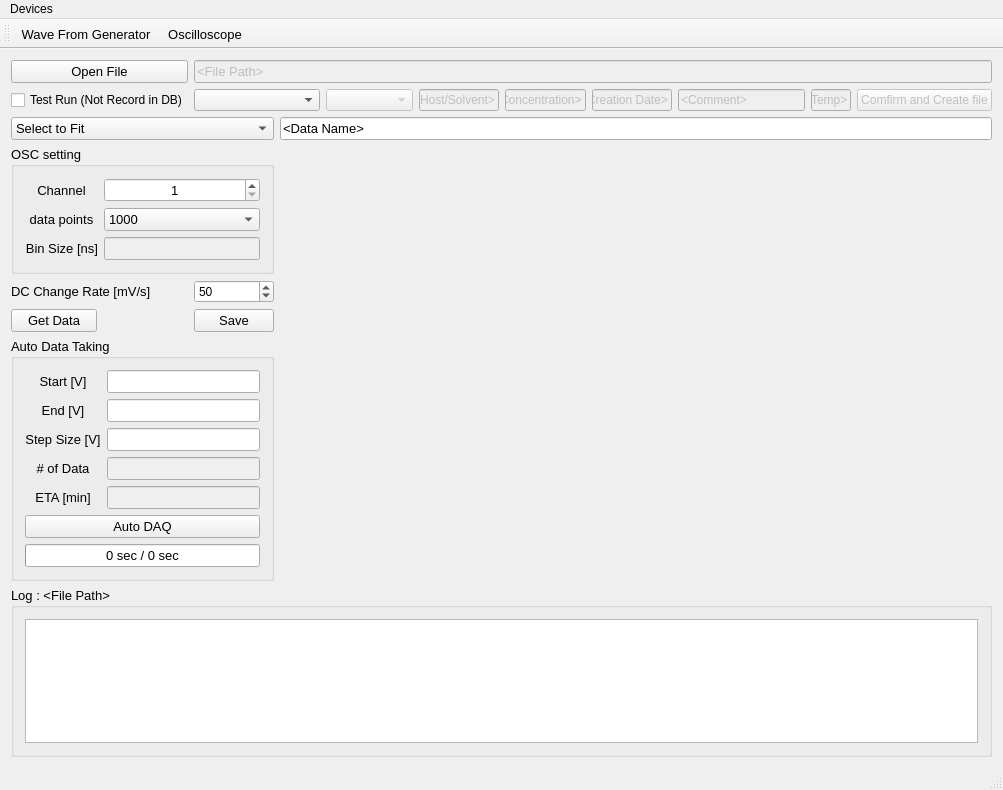
Above: mainwindow.ui from TripletESR/DAQ_GUI before the change. Below: the same form after it.
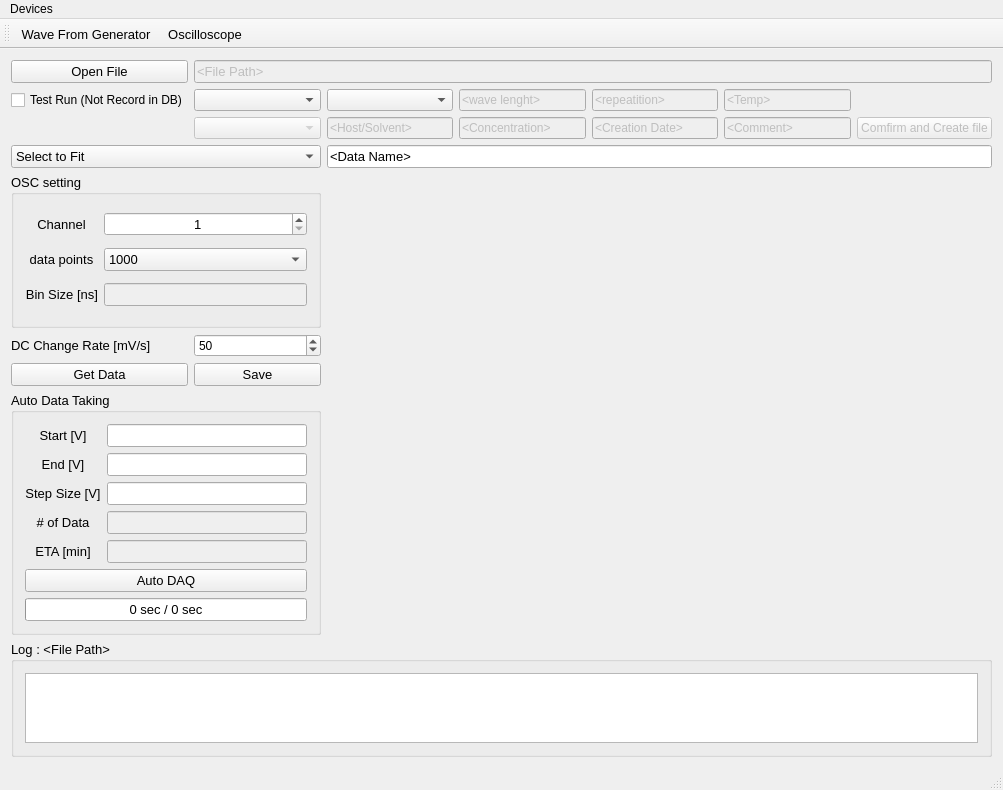
That is the form after the change. Custom widgets are drawn as their Qt base class.

Commit message: added laser combox

Diff of the .ui file:
```diff
--- a/mainwindow.ui
+++ b/mainwindow.ui
@@ -17,164 +17,161 @@
    <string>DAQ</string>
   </property>
   <widget class="QWidget" name="centralWidget">
-   <layout class="QGridLayout" name="gridLayout_3" columnstretch="1,1,1,1,1,1,2,2,2,1,2,1,1">
-    <item row="6" column="0" colspan="3">
-     <widget class="QGroupBox" name="groupBox">
-      <property name="sizePolicy">
-       <sizepolicy hsizetype="Preferred" vsizetype="Preferred">
-        <horstretch>1</horstretch>
-        <verstretch>6</verstretch>
-       </sizepolicy>
-      </property>
+   <layout class="QGridLayout" name="gridLayout_3" columnstretch="1,1,1,1,1,1,1">
+    <item row="0" column="0">
+     <widget class="QPushButton" name="pushButton_openFile">
       <property name="font">
        <font>
         <pointsize>10</pointsize>
        </font>
       </property>
-      <property name="title">
-       <string>Auto Data Taking</string>
+      <property name="text">
+       <string>Open File</string>
       </property>
-      <layout class="QGridLayout" name="gridLayout_2">
-       <item row="3" column="0">
-        <widget class="QLabel" name="label_7">
-         <property name="text">
-          <string># of Data</string>
-         </property>
-         <property name="alignment">
-          <set>Qt::AlignCenter</set>
-         </property>
-        </widget>
-       </item>
-       <item row="3" column="1">
-        <widget class="QLineEdit" name="lineEdit_numData">
-         <property name="enabled">
-          <bool>false</bool>
-         </property>
-        </widget>
-       </item>
-       <item row="1" column="0">
-        <widget class="QLabel" name="label_4">
-         <property name="text">
-          <string>End [V]</string>
-         </property>
-         <property name="alignment">
-          <set>Qt::AlignCenter</set>
-         </property>
-        </widget>
-       </item>
-       <item row="2" column="0">
-        <widget class="QLabel" name="label_5">
-         <property name="text">
-          <string>Step Size [V]</string>
-         </property>
-         <property name="alignment">
-          <set>Qt::AlignCenter</set>
-         </property>
-        </widget>
-       </item>
-       <item row="0" column="1">
-        <widget class="QLineEdit" name="lineEdit_start"/>
-       </item>
-       <item row="0" column="0">
-        <widget class="QLabel" name="label_3">
-         <property name="text">
-          <string>Start [V]</string>
-         </property>
-         <property name="alignment">
-          <set>Qt::AlignCenter</set>
-         </property>
-        </widget>
-       </item>
-       <item row="6" column="0" colspan="2">
-        <widget class="QProgressBar" name="progressBar">
-         <property name="value">
-          <number>0</number>
-         </property>
-         <property name="alignment">
-          <set>Qt::AlignCenter</set>
-         </property>
-         <property name="format">
-          <string>%v sec / 0 sec</string>
-         </property>
-        </widget>
-       </item>
-       <item row="2" column="1">
-        <widget class="QLineEdit" name="lineEdit_step"/>
-       </item>
-       <item row="5" column="0" colspan="2">
-        <widget class="QPushButton" name="pushButton_Auto">
-         <property name="text">
-          <string>Auto DAQ</string>
-         </property>
-        </widget>
-       </item>
-       <item row="1" column="1">
-        <widget class="QLineEdit" name="lineEdit_end"/>
-       </item>
-       <item row="4" column="1">
-        <widget class="QLineEdit" name="lineEdit_EstTime">
-         <property name="enabled">
-          <bool>false</bool>
-         </property>
-        </widget>
-       </item>
-       <item row="4" column="0">
-        <widget class="QLabel" name="label_8">
-         <property name="text">
-          <string>ETA [min]</string>
-         </property>
-         <property name="alignment">
-          <set>Qt::AlignCenter</set>
-         </property>
-        </widget>
-       </item>
-      </layout>
      </widget>
     </item>
-    <item row="3" column="3" rowspan="4" colspan="10">
-     <widget class="QCustomPlot" name="customPlot" native="true">
-      <property name="sizePolicy">
-       <sizepolicy hsizetype="Preferred" vsizetype="Preferred">
-        <horstretch>10</horstretch>
-        <verstretch>8</verstretch>
-       </sizepolicy>
+    <item row="1" column="0">
+     <widget class="QCheckBox" name="checkBox_TestRun">
+      <property name="text">
+       <string>Test Run (Not Record in DB)</string>
       </property>
      </widget>
     </item>
-    <item row="8" column="0" rowspan="2" colspan="13">
-     <widget class="QGroupBox" name="groupBox_log">
-      <property name="sizePolicy">
-       <sizepolicy hsizetype="Preferred" vsizetype="Preferred">
-        <horstretch>1</horstretch>
-        <verstretch>6</verstretch>
-       </sizepolicy>
+    <item row="1" column="1">
+     <widget class="QComboBox" name="comboBox_Chemical">
+      <property name="currentText">
+       <string/>
       </property>
+     </widget>
+    </item>
+    <item row="1" column="2">
+     <widget class="QComboBox" name="comboBox_laser"/>
+    </item>
+    <item row="1" column="3">
+     <widget class="QLineEdit" name="lineEdit_waveLength">
+      <property name="enabled">
+       <bool>false</bool>
+      </property>
+      <property name="text">
+       <string>&lt;wave lenght&gt;</string>
+      </property>
+     </widget>
+    </item>
+    <item row="1" column="4">
+     <widget class="QLineEdit" name="lineEdit_repeatition">
+      <property name="enabled">
+       <bool>false</bool>
+      </property>
+      <property name="text">
+       <string>&lt;repeatition&gt;</string>
+      </property>
+     </widget>
+    </item>
+    <item row="1" column="5">
+     <widget class="QLineEdit" name="lineEdit_Temperature">
+      <property name="enabled">
+       <bool>false</bool>
+      </property>
+      <property name="text">
+       <string>&lt;Temp&gt;</string>
+      </property>
+     </widget>
+    </item>
+    <item row="2" column="1">
+     <widget class="QComboBox" name="comboBox_Sample">
+      <property name="enabled">
+       <bool>false</bool>
+      </property>
+     </widget>
+    </item>
+    <item row="2" column="2">
+     <widget class="QLineEdit" name="lineEdit_Solvent">
+      <property name="enabled">
+       <bool>false</bool>
+      </property>
+      <property name="text">
+       <string>&lt;Host/Solvent&gt;</string>
+      </property>
+     </widget>
+    </item>
+    <item row="2" column="3">
+     <widget class="QLineEdit" name="lineEdit_Concentration">
+      <property name="enabled">
+       <bool>false</bool>
+      </property>
+      <property name="text">
+       <string>&lt;Concentration&gt;</string>
+      </property>
+     </widget>
+    </item>
+    <item row="2" column="4">
+     <widget class="QLineEdit" name="lineEdit_CreationDate">
+      <property name="enabled">
+       <bool>false</bool>
+      </property>
+      <property name="text">
+       <string>&lt;Creation Date&gt;</string>
+      </property>
+     </widget>
+    </item>
+    <item row="2" column="5">
+     <widget class="QLineEdit" name="lineEdit_Comment">
+      <property name="enabled">
+       <bool>false</bool>
+      </property>
+      <property name="text">
+       <string>&lt;Comment&gt;</string>
+      </property>
+     </widget>
+    </item>
+    <item row="2" column="6">
+     <widget class="QPushButton" name="pushButton_ComfirmSelection">
+      <property name="enabled">
+       <bool>false</bool>
+      </property>
+      <property name="text">
+       <string>Comfirm and Create file</string>
+      </property>
+     </widget>
+    </item>
+    <item row="3" column="0" colspan="2">
+     <widget class="QComboBox" name="comboBox">
       <property name="font">
        <font>
         <pointsize>10</pointsize>
        </font>
       </property>
-      <property name="title">
-       <string>Log : &lt;File Path&gt;</string>
+      <property name="currentIndex">
+       <number>0</number>
       </property>
-      <layout class="QGridLayout" name="gridLayout">
-       <item row="0" column="0">
-        <widget class="QPlainTextEdit" name="plainTextEdit">
-         <property name="font">
-          <font>
-           <family>Courier New</family>
-           <pointsize>10</pointsize>
-          </font>
-         </property>
-         <property name="lineWrapMode">
-          <enum>QPlainTextEdit::NoWrap</enum>
-         </property>
-        </widget>
-       </item>
-      </layout>
+      <item>
+       <property name="text">
+        <string>Select to Fit</string>
+       </property>
+      </item>
+      <item>
+       <property name="text">
+        <string>a * Exp-(t/Ta)</string>
+       </property>
+      </item>
+      <item>
+       <property name="text">
+        <string>a * Exp(-t/Ta) + c</string>
+       </property>
+      </item>
+      <item>
+       <property name="text">
+        <string>a * Exp(-t/Ta) + b * Exp(-t/Tb)</string>
+       </property>
+      </item>
+      <item>
+       <property name="text">
+        <string>a * Exp(-t/Ta) + b * Exp(-t/Tb) + c</string>
+       </property>
+      </item>
      </widget>
     </item>
-    <item row="3" column="0" colspan="3">
+    <item row="4" column="0" colspan="2">
      <widget class="QGroupBox" name="groupBox_2">
       <property name="enabled">
        <bool>true</bool>
@@ -317,142 +314,29 @@
       </layout>
      </widget>
     </item>
+    <item row="4" column="2" rowspan="4" colspan="5">
+     <widget class="QCustomPlot" name="customPlot" native="true">
+      <property name="sizePolicy">
+       <sizepolicy hsizetype="Preferred" vsizetype="Preferred">
+        <horstretch>10</horstretch>
+        <verstretch>8</verstretch>
+       </sizepolicy>
+      </property>
+     </widget>
+    </item>
     <item row="5" column="0">
-     <widget class="QPushButton" name="pushButton_GetSingle">
+     <widget class="QLabel" name="label_9">
       <property name="font">
        <font>
         <pointsize>10</pointsize>
        </font>
       </property>
       <property name="text">
-       <string>Get Data</string>
+       <string>DC Change Rate [mV/s]</string>
       </property>
      </widget>
     </item>
-    <item row="1" column="7">
-     <widget class="QLineEdit" name="lineEdit_Concentration">
-      <property name="enabled">
-       <bool>false</bool>
-      </property>
-      <property name="text">
-       <string>&lt;Concentration&gt;</string>
-      </property>
-     </widget>
-    </item>
-    <item row="1" column="8">
-     <widget class="QLineEdit" name="lineEdit_CreationDate">
-      <property name="enabled">
-       <bool>false</bool>
-      </property>
-      <property name="text">
-       <string>&lt;Creation Date&gt;</string>
-      </property>
-     </widget>
-    </item>
-    <item row="1" column="6">
-     <widget class="QLineEdit" name="lineEdit_Solvent">
-      <property name="enabled">
-       <bool>false</bool>
-      </property>
-      <property name="text">
-       <string>&lt;Host/Solvent&gt;</string>
-      </property>
-     </widget>
-    </item>
-    <item row="2" column="0" colspan="3">
-     <widget class="QComboBox" name="comboBox">
-      <property name="font">
-       <font>
-        <pointsize>10</pointsize>
-       </font>
-      </property>
-      <property name="currentIndex">
-       <number>0</number>
-      </property>
-      <item>
-       <property name="text">
-        <string>Select to Fit</string>
-       </property>
-      </item>
-      <item>
-       <property name="text">
-        <string>a * Exp-(t/Ta)</string>
-       </property>
-      </item>
-      <item>
-       <property name="text">
-        <string>a * Exp(-t/Ta) + c</string>
-       </property>
-      </item>
-      <item>
-       <property name="text">
-        <string>a * Exp(-t/Ta) + b * Exp(-t/Tb)</string>
-       </property>
-      </item>
-      <item>
-       <property name="text">
-        <string>a * Exp(-t/Ta) + b * Exp(-t/Tb) + c</string>
-       </property>
-      </item>
-     </widget>
-    </item>
-    <item row="0" column="0" colspan="2">
-     <widget class="QPushButton" name="pushButton_openFile">
-      <property name="font">
-       <font>
-        <pointsize>10</pointsize>
-       </font>
-      </property>
-      <property name="text">
-       <string>Open File</string>
-      </property>
-     </widget>
-    </item>
-    <item row="5" column="2">
-     <widget class="QPushButton" name="pushButton_Save">
-      <property name="font">
-       <font>
-        <pointsize>10</pointsize>
-       </font>
-      </property>
-      <property name="text">
-       <string>Save</string>
-      </property>
-     </widget>
-    </item>
-    <item row="2" column="3" colspan="10">
-     <widget class="QLineEdit" name="lineEdit_DataName">
-      <property name="enabled">
-       <bool>true</bool>
-      </property>
-      <property name="font">
-       <font>
-        <pointsize>10</pointsize>
-       </font>
-      </property>
-      <property name="inputMask">
-       <string/>
-      </property>
-      <property name="text">
-       <string>&lt;Data Name&gt;</string>
-      </property>
-     </widget>
-    </item>
-    <item row="1" column="4" colspan="2">
-     <widget class="QComboBox" name="comboBox_Sample">
-      <property name="enabled">
-       <bool>false</bool>
-      </property>
-     </widget>
-    </item>
-    <item row="1" column="2" colspan="2">
-     <widget class="QComboBox" name="comboBox_Chemical">
-      <property name="currentText">
-       <string/>
-      </property>
-     </widget>
-    </item>
-    <item row="4" column="2">
+    <item row="5" column="1">
      <widget class="QSpinBox" name="spinBox_DCRate">
       <property name="minimum">
        <number>10</number>
@@ -468,14 +352,177 @@
       </property>
      </widget>
     </item>
-    <item row="1" column="0" colspan="2">
-     <widget class="QCheckBox" name="checkBox_TestRun">
+    <item row="6" column="0">
+     <widget class="QPushButton" name="pushButton_GetSingle">
+      <property name="font">
+       <font>
+        <pointsize>10</pointsize>
+       </font>
+      </property>
       <property name="text">
-       <string>Test Run (Not Record in DB)</string>
+       <string>Get Data</string>
       </property>
      </widget>
     </item>
-    <item row="0" column="2" colspan="11">
+    <item row="6" column="1">
+     <widget class="QPushButton" name="pushButton_Save">
+      <property name="font">
+       <font>
+        <pointsize>10</pointsize>
+       </font>
+      </property>
+      <property name="text">
+       <string>Save</string>
+      </property>
+     </widget>
+    </item>
+    <item row="7" column="0" colspan="2">
+     <widget class="QGroupBox" name="groupBox">
+      <property name="sizePolicy">
+       <sizepolicy hsizetype="Preferred" vsizetype="Preferred">
+        <horstretch>1</horstretch>
+        <verstretch>6</verstretch>
+       </sizepolicy>
+      </property>
+      <property name="font">
+       <font>
+        <pointsize>10</pointsize>
+       </font>
+      </property>
+      <property name="title">
+       <string>Auto Data Taking</string>
+      </property>
+      <layout class="QGridLayout" name="gridLayout_2">
+       <item row="3" column="0">
+        <widget class="QLabel" name="label_7">
+         <property name="text">
+          <string># of Data</string>
+         </property>
+         <property name="alignment">
+          <set>Qt::AlignCenter</set>
+         </property>
+        </widget>
+       </item>
+       <item row="3" column="1">
+        <widget class="QLineEdit" name="lineEdit_numData">
+         <property name="enabled">
+          <bool>false</bool>
+         </property>
+        </widget>
+       </item>
+       <item row="1" column="0">
+        <widget class="QLabel" name="label_4">
+         <property name="text">
+          <string>End [V]</string>
+         </property>
+         <property name="alignment">
+          <set>Qt::AlignCenter</set>
+         </property>
+        </widget>
+       </item>
+       <item row="2" column="0">
+        <widget class="QLabel" name="label_5">
+         <property name="text">
+          <string>Step Size [V]</string>
+         </property>
+         <property name="alignment">
+          <set>Qt::AlignCenter</set>
+         </property>
+        </widget>
+       </item>
+       <item row="0" column="1">
+        <widget class="QLineEdit" name="lineEdit_start"/>
+       </item>
+       <item row="0" column="0">
+        <widget class="QLabel" name="label_3">
+         <property name="text">
+          <string>Start [V]</string>
+         </property>
+         <property name="alignment">
+          <set>Qt::AlignCenter</set>
+         </property>
+        </widget>
+       </item>
+       <item row="6" column="0" colspan="2">
+        <widget class="QProgressBar" name="progressBar">
+         <property name="value">
+          <number>0</number>
+         </property>
+         <property name="alignment">
+          <set>Qt::AlignCenter</set>
+         </property>
+         <property name="format">
+          <string>%v sec / 0 sec</string>
+         </property>
+        </widget>
+       </item>
+       <item row="2" column="1">
+        <widget class="QLineEdit" name="lineEdit_step"/>
+       </item>
+       <item row="5" column="0" colspan="2">
+        <widget class="QPushButton" name="pushButton_Auto">
+         <property name="text">
+          <string>Auto DAQ</string>
+         </property>
+        </widget>
+       </item>
+       <item row="1" column="1">
+        <widget class="QLineEdit" name="lineEdit_end"/>
+       </item>
+       <item row="4" column="1">
+        <widget class="QLineEdit" name="lineEdit_EstTime">
+         <property name="enabled">
+          <bool>false</bool>
+         </property>
+        </widget>
+       </item>
+       <item row="4" column="0">
+        <widget class="QLabel" name="label_8">
+         <property name="text">
+          <string>ETA [min]</string>
+         </property>
+         <property name="alignment">
+          <set>Qt::AlignCenter</set>
+         </property>
+        </widget>
+       </item>
+      </layout>
+     </widget>
+    </item>
+    <item row="8" column="0" colspan="7">
+     <widget class="QGroupBox" name="groupBox_log">
+      <property name="sizePolicy">
+       <sizepolicy hsizetype="Preferred" vsizetype="Preferred">
+        <horstretch>1</horstretch>
+        <verstretch>6</verstretch>
+       </sizepolicy>
+      </property>
+      <property name="font">
+       <font>
+        <pointsize>10</pointsize>
+       </font>
+      </property>
+      <property name="title">
+       <string>Log : &lt;File Path&gt;</string>
+      </property>
+      <layout class="QGridLayout" name="gridLayout">
+       <item row="0" column="0">
+        <widget class="QPlainTextEdit" name="plainTextEdit">
+         <property name="font">
+          <font>
+           <family>Courier New</family>
+           <pointsize>10</pointsize>
+          </font>
+         </property>
+         <property name="lineWrapMode">
+          <enum>QPlainTextEdit::NoWrap</enum>
+         </property>
+        </widget>
+       </item>
+      </layout>
+     </widget>
+    </item>
+    <item row="0" column="1" colspan="6">
      <widget class="QLineEdit" name="lineEdit_FileName">
       <property name="enabled">
        <bool>false</bool>
@@ -493,45 +540,21 @@
       </property>
      </widget>
     </item>
-    <item row="4" column="0" colspan="2">
-     <widget class="QLabel" name="label_9">
+    <item row="3" column="2" colspan="5">
+     <widget class="QLineEdit" name="lineEdit_DataName">
+      <property name="enabled">
+       <bool>true</bool>
+      </property>
       <property name="font">
        <font>
         <pointsize>10</pointsize>
        </font>
       </property>
-      <property name="text">
-       <string>DC Change Rate [mV/s]</string>
+      <property name="inputMask">
+       <string/>
       </property>
-     </widget>
-    </item>
-    <item row="1" column="12">
-     <widget class="QPushButton" name="pushButton_ComfirmSelection">
-      <property name="enabled">
-       <bool>false</bool>
-      </property>
       <property name="text">
-       <string>Comfirm and Create file</string>
-      </property>
-     </widget>
-    </item>
-    <item row="1" column="9" colspan="2">
-     <widget class="QLineEdit" name="lineEdit_Comment">
-      <property name="enabled">
-       <bool>false</bool>
-      </property>
-      <property name="text">
-       <string>&lt;Comment&gt;</string>
-      </property>
-     </widget>
-    </item>
-    <item row="1" column="11">
-     <widget class="QLineEdit" name="lineEdit_Temperature">
-      <property name="enabled">
-       <bool>false</bool>
-      </property>
-      <property name="text">
-       <string>&lt;Temp&gt;</string>
+       <string>&lt;Data Name&gt;</string>
       </property>
      </widget>
     </item>
```
The commit also changes 2 other files.
